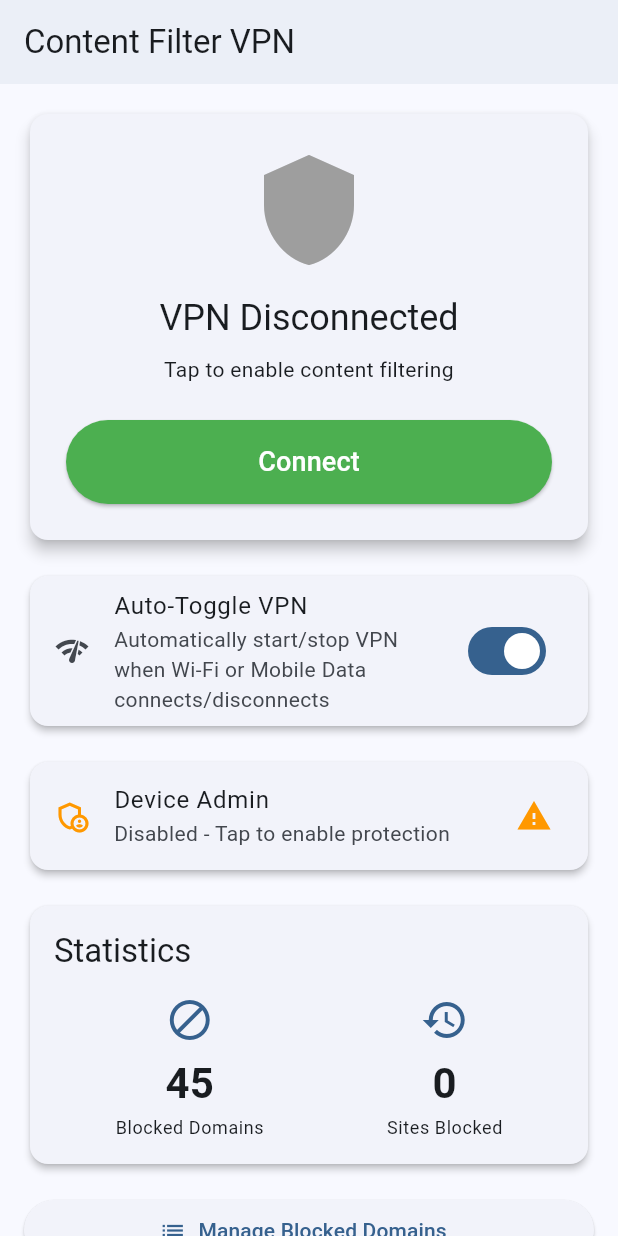
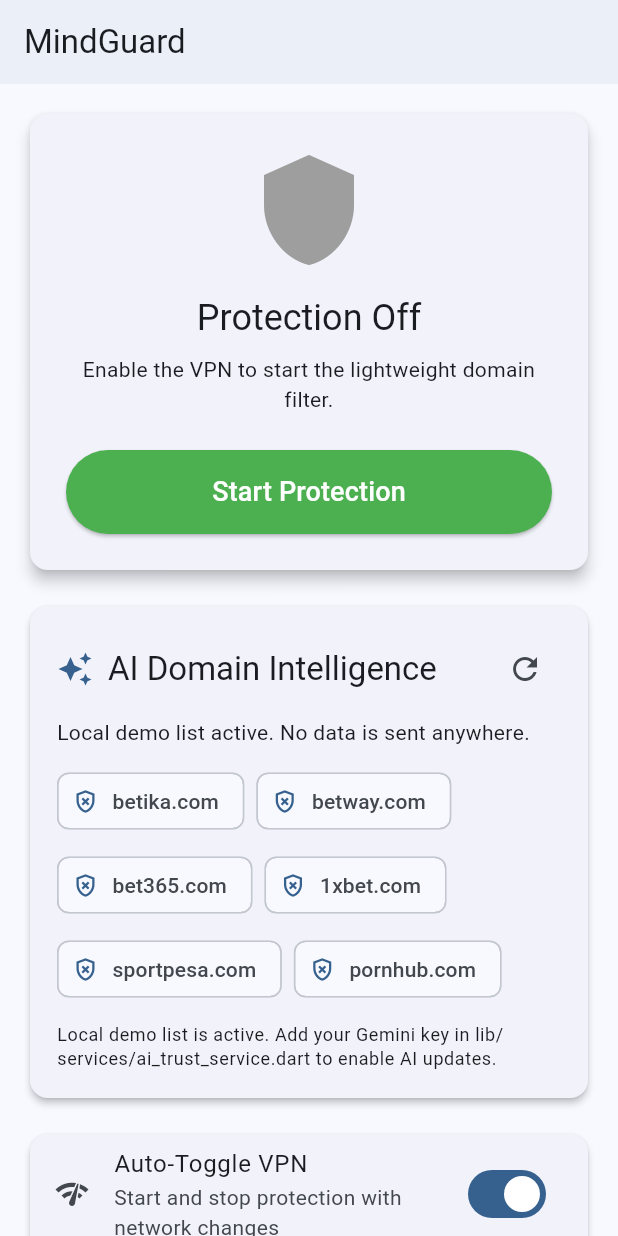
Before and after one commit to isack-ochieng/mindguard, a Flutter app: the HomeScreen screen opened directly, after a tap on "Auto-Toggle VPN", on a phone screen of 412 x 824 dp. Run offline on Flutter 3.47's test engine with Material 3 defaults, Android fonts, the light colour scheme and no system bars; our stand-ins replace flutter_secure_storage, shared_preferences; accounts and stored records are empty.

Commit message:
feat: add periodic AI domain intelligence panel

```diff
--- a/lib/screens/home_screen.dart
+++ b/lib/screens/home_screen.dart
@@ -1,6 +1,10 @@
+import 'dart:async';
+
 import 'package:flutter/material.dart';
 import 'package:provider/provider.dart';
+
 import '../providers/vpn_provider.dart';
+import '../services/ai_trust_service.dart';
 import 'blocked_domains_screen.dart';
 import 'blocked_sites_screen.dart';
 
@@ -11,7 +15,7 @@ class HomeScreen extends StatelessWidget {
   Widget build(BuildContext context) {
     return Scaffold(
       appBar: AppBar(
-        title: const Text('Content Filter VPN'),
+        title: const Text('MindGuard'),
         elevation: 2,
       ),
       body: Consumer<VpnProvider>(
@@ -21,7 +25,6 @@ class HomeScreen extends StatelessWidget {
             child: Column(
               crossAxisAlignment: CrossAxisAlignment.stretch,
               children: [
-                // VPN Status Card
                 Card(
                   elevation: 4,
                   child: Padding(
@@ -40,15 +43,15 @@ class HomeScreen extends StatelessWidget {
                         const SizedBox(height: 16),
                         Text(
                           vpnProvider.isConnected
-                              ? 'VPN Connected'
-                              : 'VPN Disconnected',
+                              ? 'Protection Active'
+                              : 'Protection Off',
                           style: Theme.of(context).textTheme.headlineSmall,
                         ),
                         const SizedBox(height: 8),
                         Text(
                           vpnProvider.isConnected
-                              ? 'Content filtering is active'
-                              : 'Tap to enable content filtering',
+                              ? 'MindGuard is checking DNS requests against the local protection list.'
+                              : 'Enable the VPN to start the lightweight domain filter.',
                           style: Theme.of(context).textTheme.bodyMedium,
                           textAlign: TextAlign.center,
                         ),
@@ -60,11 +63,14 @@ class HomeScreen extends StatelessWidget {
                             onPressed: vpnProvider.isLoading
                                 ? null
                                 : () async {
-                                    final success = await vpnProvider.toggleVpn();
+                                    final success =
+                                        await vpnProvider.toggleVpn();
                                     if (!success && context.mounted) {
                                       ScaffoldMessenger.of(context).showSnackBar(
                                         const SnackBar(
-                                          content: Text('Failed to toggle VPN'),
+                                          content: Text(
+                                            'Failed to start the VPN filter',
+                                          ),
                                         ),
                                       );
                                     }
@@ -81,8 +87,8 @@ class HomeScreen extends StatelessWidget {
                                   )
                                 : Text(
                                     vpnProvider.isConnected
-                                        ? 'Disconnect'
-                                        : 'Connect',
+                                        ? 'Stop Protection'
+                                        : 'Start Protection',
                                     style: const TextStyle(fontSize: 18),
                                   ),
                           ),
@@ -94,23 +100,25 @@ class HomeScreen extends StatelessWidget {
 
                 const SizedBox(height: 16),
 
-                // Auto-Toggle Card
+                const _AiTrustCard(),
+
+                const SizedBox(height: 16),
+
                 Card(
                   elevation: 2,
                   child: SwitchListTile(
                     title: const Text('Auto-Toggle VPN'),
-                    subtitle: const Text('Automatically start/stop VPN when Wi-Fi or Mobile Data connects/disconnects'),
+                    subtitle: const Text(
+                      'Start and stop protection with network changes',
+                    ),
                     value: vpnProvider.isAutoToggleEnabled,
-                    onChanged: (value) {
-                      vpnProvider.toggleAutoToggle(value);
-                    },
+                    onChanged: vpnProvider.toggleAutoToggle,
                     secondary: const Icon(Icons.network_check),
                   ),
                 ),
 
                 const SizedBox(height: 16),
 
-                // Admin Status Card
                 Card(
                   elevation: 2,
                   child: ListTile(
@@ -129,12 +137,16 @@ class HomeScreen extends StatelessWidget {
                           : 'Disabled - Tap to enable protection',
                     ),
                     trailing: vpnProvider.isAdminEnabled
-                        ? const Icon(Icons.check_circle, color: Colors.green)
+                        ? const Icon(
+                            Icons.check_circle,
+                            color: Colors.green,
+                          )
                         : const Icon(Icons.warning, color: Colors.orange),
                     onTap: vpnProvider.isAdminEnabled
                         ? null
                         : () async {
-                            final success = await vpnProvider.requestAdminPrivileges();
+                            final success =
+                                await vpnProvider.requestAdminPrivileges();
                             if (context.mounted) {
                               ScaffoldMessenger.of(context).showSnackBar(
                                 SnackBar(
@@ -152,7 +164,6 @@ class HomeScreen extends StatelessWidget {
 
                 const SizedBox(height: 16),
 
-                // Statistics Card
                 Card(
                   elevation: 2,
                   child: Padding(
@@ -171,12 +182,14 @@ class HomeScreen extends StatelessWidget {
                             _StatItem(
                               icon: Icons.block,
                               label: 'Blocked Domains',
-                              value: vpnProvider.blockedDomains.length.toString(),
+                              value:
+                                  vpnProvider.blockedDomains.length.toString(),
                             ),
                             _StatItem(
                               icon: Icons.history,
                               label: 'Sites Blocked',
-                              value: vpnProvider.blockedSites.length.toString(),
+                              value:
+                                  vpnProvider.blockedSites.length.toString(),
                             ),
                           ],
                         ),
@@ -187,7 +200,6 @@ class HomeScreen extends StatelessWidget {
 
                 const SizedBox(height: 16),
 
-                // Management Buttons
                 SizedBox(
                   width: double.infinity,
                   child: ElevatedButton.icon(
@@ -195,7 +207,8 @@ class HomeScreen extends StatelessWidget {
                       Navigator.push(
                         context,
                         MaterialPageRoute(
-                          builder: (context) => const BlockedDomainsScreen(),
+                          builder: (context) =>
+                              const BlockedDomainsScreen(),
                         ),
                       );
                     },
@@ -230,6 +243,158 @@ class HomeScreen extends StatelessWidget {
   }
 }
 
+class _AiTrustCard extends StatefulWidget {
+  const _AiTrustCard();
+
+  @override
+  State<_AiTrustCard> createState() => _AiTrustCardState();
+}
+
+class _AiTrustCardState extends State<_AiTrustCard> {
+  static const _refreshInterval = Duration(hours: 6);
+
+  final AiTrustService _aiService = AiTrustService();
+  Timer? _periodicTimer;
+
+  AiTrustUpdate? _update;
+  bool _loading = false;
+
+  @override
+  void initState() {
+    super.initState();
+
+    WidgetsBinding.instance.addPostFrameCallback((_) {
+      _initializeAiList();
+    });
+
+    // The list is refreshed periodically while this screen is alive.
+    // The VPN itself never waits for this timer.
+    _periodicTimer = Timer.periodic(_refreshInterval, (_) {
+      _refreshAiList();
+    });
+  }
+
+  Future<void> _initializeAiList() async {
+    final cached = await _aiService.loadCached();
+    if (!mounted) return;
+
+    setState(() => _update = cached);
+    await _applyDomains(cached.domains);
+
+    // Refresh only when the cached snapshot is older than the interval.
+    final stale = cached.updatedAt == DateTime.fromMillisecondsSinceEpoch(0) ||
+        DateTime.now().difference(cached.updatedAt) >= _refreshInterval;
+
+    if (stale) {
+      await _refreshAiList();
+    }
+  }
+
+  Future<void> _refreshAiList() async {
+    if (_loading) return;
+
+    setState(() => _loading = true);
+    final update = await _aiService.refresh();
+    await _applyDomains(update.domains);
+
+    if (!mounted) return;
+    setState(() {
+      _update = update;
+      _loading = false;
+    });
+  }
+
+  Future<void> _applyDomains(List<String> domains) async {
+    final provider = context.read<VpnProvider>();
+
+    for (final domain in domains) {
+      if (!provider.blockedDomains.contains(domain)) {
+        await provider.addBlockedDomain(domain);
+      }
+    }
+  }
+
+  @override
+  void dispose() {
+    _periodicTimer?.cancel();
+    super.dispose();
+  }
+
+  @override
+  Widget build(BuildContext context) {
+    final update = _update;
+    final domains = update?.domains ?? const <String>[];
+
+    return Card(
+      elevation: 2,
+      child: Padding(
+        padding: const EdgeInsets.all(18),
+        child: Column(
+          crossAxisAlignment: CrossAxisAlignment.start,
+          children: [
+            Row(
+              children: [
+                Icon(
+                  Icons.auto_awesome,
+                  color: Theme.of(context).colorScheme.primary,
+                ),
+                const SizedBox(width: 10),
+                Expanded(
+                  child: Text(
+                    'AI Domain Intelligence',
+                    style: Theme.of(context).textTheme.titleLarge,
+                  ),
+                ),
+                if (_loading)
+                  const SizedBox(
+                    width: 20,
+                    height: 20,
+                    child: CircularProgressIndicator(strokeWidth: 2),
+                  )
+                else
+                  IconButton(
+                    tooltip: 'Refresh AI list',
+                    onPressed: _refreshAiList,
+                    icon: const Icon(Icons.refresh),
+                  ),
+              ],
+            ),
+            const SizedBox(height: 8),
+            Text(
+              update?.message ??
+                  'Building a local list of domains marked not trusted.',
+              style: Theme.of(context).textTheme.bodyMedium,
+            ),
+            const SizedBox(height: 12),
+            if (domains.isEmpty)
+              const Text('No domains have been suggested yet.')
+            else
+              Wrap(
+                spacing: 8,
+                runSpacing: 8,
+                children: domains.take(8).map((domain) {
+                  return Chip(
+                    avatar: const Icon(Icons.gpp_bad_outlined, size: 18),
+                    label: Text(domain),
+                  );
+                }).toList(),
+              ),
+            const SizedBox(height: 12),
+            Text(
+              update?.usedGemini == true
+                  ? 'Gemini updates this local list periodically. '
+                      'Browsing history and page contents are not sent.'
+                  : 'Local demo list is active. Add your Gemini key in '
+                      'lib/services/ai_trust_service.dart to enable AI updates.',
+              style: Theme.of(context).textTheme.bodySmall,
+            ),
+          ],
+        ),
+      ),
+    );
+  }
+}
+
 class _StatItem extends StatelessWidget {
   final IconData icon;
   final String label;
@@ -245,7 +410,11 @@ class _StatItem extends StatelessWidget {
   Widget build(BuildContext context) {
     return Column(
       children: [
-        Icon(icon, size: 32, color: Theme.of(context).colorScheme.primary),
+        Icon(
+          icon,
+          size: 32,
+          color: Theme.of(context).colorScheme.primary,
+        ),
         const SizedBox(height: 8),
         Text(
           value,
```
